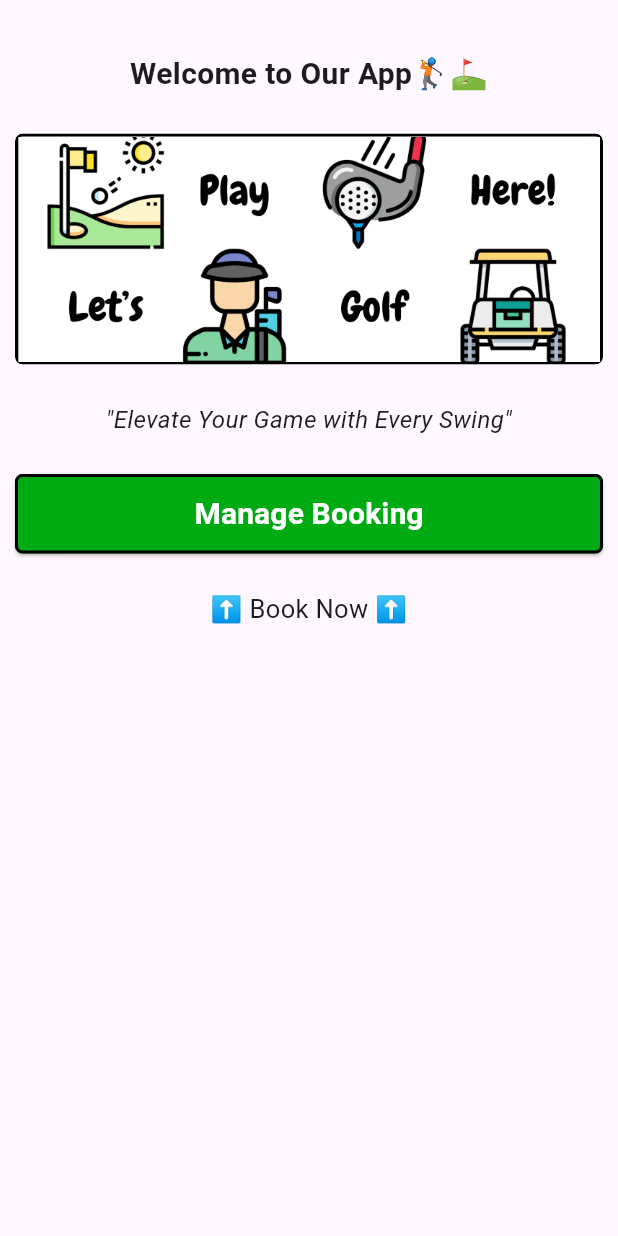
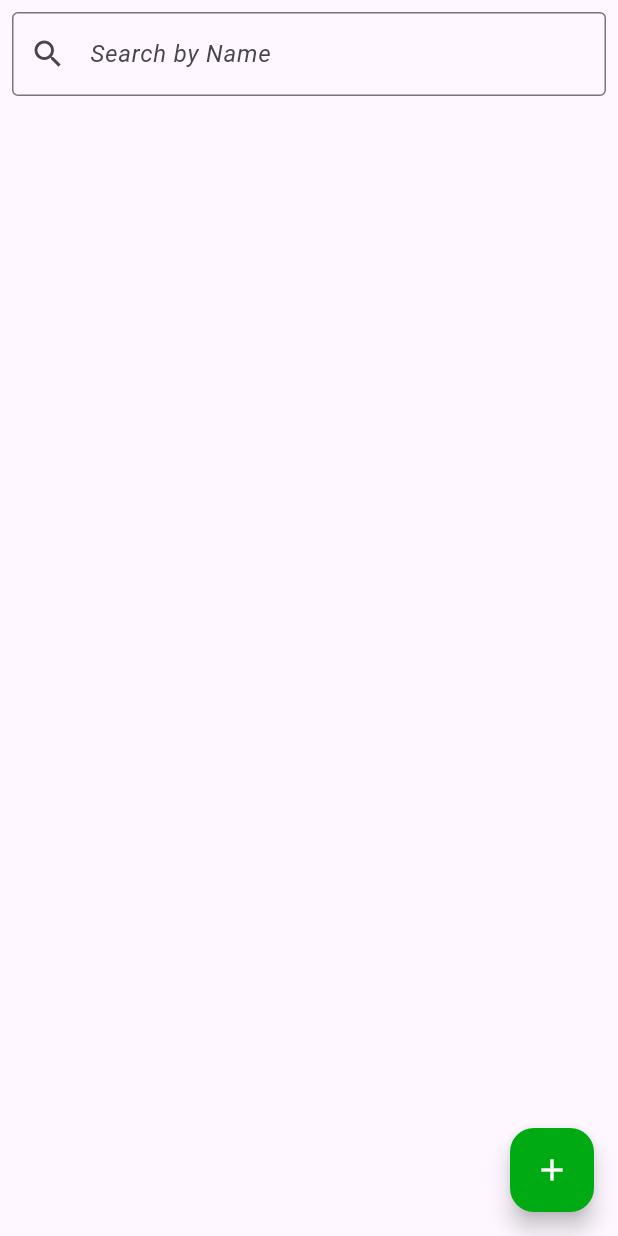
Before and after one commit to irsanachmad21/golf-app, a Flutter app: the Home screen opened directly, on a phone screen of 412 x 824 dp. Run offline on Flutter 3.47's test engine with Material 3 defaults, Android fonts, the phone set to English and light mode, and no system bars; our stand-ins replace shared_preferences, sqflite; accounts and stored records are empty.

Commit message:
Add files via upload

```diff
--- a/lib/views/home.dart
+++ b/lib/views/home.dart
@@ -1,90 +1,232 @@
+// ignore_for_file: deprecated_member_use
+
 import 'package:flutter/material.dart';
+import 'package:golf_app/views/entry_form.dart';
+import 'package:golf_app/models/golf.dart';
 import 'package:golf_app/helpers/dbhelper.dart';
-import 'package:golf_app/models/golf.dart';
-import 'package:golf_app/views/book_list.dart';
-import 'package:golf_app/views/product.dart';
 import 'package:sqflite/sqflite.dart';
 import 'dart:async';
 
-class Home extends StatelessWidget {
-  const Home({super.key});
+class Home extends StatefulWidget {
+  Home({super.key});
+
+  @override
+  State<Home> createState() => _HomeState();
+}
+
+class _HomeState extends State<Home> {
+  DbHelper dbHelper = DbHelper();
+  int count = 0;
+  List<Golf> golfList = [];
+  List<Golf> filteredGolfList = [];
+  String searchQuery = '';
+  FocusNode searchFocusNode = FocusNode();
+
+  @override
+  void initState() {
+    super.initState();
+    updateListView();
+
+    searchFocusNode.addListener(() {
+      if (!searchFocusNode.hasFocus) {
+        setState(() {
+          searchQuery = '';
+          filteredGolfList =
+              golfList;
+          count = filteredGolfList.length;
+        });
+      }
+    });
+  }
+
+  @override
+  void dispose() {
+    searchFocusNode.dispose();
+    super.dispose();
+  }
 
   @override
   Widget build(BuildContext context) {
-    return Scaffold(
-      body: Center(
-        child: Container(
-          margin: EdgeInsets.all(10),
-          child: ListView(
-            padding: EdgeInsets.zero,
-            children: [
-              SizedBox(height: 25),
-              Text(
-                'Welcome to Our App🏌️⛳️',
-                style: TextStyle(fontSize: 20, fontWeight: FontWeight.bold),
-                textAlign: TextAlign.center,
+    return WillPopScope(
+      onWillPop: () async {
+        if (searchFocusNode.hasFocus) {
+          searchFocusNode.unfocus();
+          return false;
+        }
+        return true;
+      },
+      child: Scaffold(
+        body: Column(
+          children: [
+            Padding(
+              padding: const EdgeInsets.all(8.0),
+              child: TextField(
+                focusNode: searchFocusNode,
+                decoration: InputDecoration(
+                  labelText: 'Search by Name',
+                  labelStyle: TextStyle(fontStyle: FontStyle.italic),
+                  border: OutlineInputBorder(),
+                  prefixIcon: Icon(Icons.search),
+                ),
+                onChanged: (value) {
+                  setState(() {
+                    searchQuery = value;
+                    filteredGolfList = golfList
+                        .where((golf) => golf.nama
+                            .toLowerCase()
+                            .contains(searchQuery.toLowerCase()))
+                        .toList();
+                    count = filteredGolfList.length;
+                  });
+                },
               ),
-              SizedBox(height: 25),
-              ClipRRect(
-                borderRadius: BorderRadius.circular(5),
-                child: Container(
-                  decoration: BoxDecoration(
-                    border: Border.all(
-                      color: Colors
-                          .black,
-                      width: 2.0,
-                    ),
-                    borderRadius: BorderRadius.circular(5),
-                  ),
-                  child: Image.asset(
-                    'assets/img/home.png',
-                    fit: BoxFit.cover,
-                    width: 150,
-                    height: 150,
-                  ),
-                ),
+            ),
+            Expanded(
+              child: createListView(),
+            ),
+          ],
+        ),
+        floatingActionButton: FloatingActionButton(
+          child: Icon(
+            Icons.add,
+            color: Colors.white,
+          ),
+          backgroundColor: Color(0xFF00AA13),
+          tooltip: 'Add Booking',
+          onPressed: () async {
+            var golf = await navigateToEntryForm(
+              context,
+              Golf(
+                nama: '',
+                tanggal: '',
+                jam: '',
+                noTelp: '',
+                email: '',
+                alamat: '',
+                drivingRange: '',
+                ballsValue: '',
+                tipeLapangan: '',
+                metodePembayaran: '',
               ),
-              SizedBox(height: 25),
-              Text(
-                '"Elevate Your Game with Every Swing"',
-                style: TextStyle(fontSize: 16, fontStyle: FontStyle.italic),
-                textAlign: TextAlign.center,
-              ),
-              SizedBox(height: 25),
-              ElevatedButton(
-                onPressed: () {
-                  Navigator.push(
-                    context,
-                    MaterialPageRoute(builder: (context) => BookList()),
-                  );
-                },
-                child: Text(
-                  'Manage Booking',
-                  style: TextStyle(
-                      fontSize: 20,
-                      fontWeight: FontWeight.bold,
-                      color: Colors.white),
-                ),
-                style: ElevatedButton.styleFrom(
-                  backgroundColor: Color(0xff00AA13),
-                  padding: EdgeInsets.symmetric(vertical: 12, horizontal: 20),
-                  side: BorderSide(color: Colors.black, width: 2.0),
-                  shape: RoundedRectangleBorder(
-                    borderRadius:
-                        BorderRadius.circular(5),
-                  ),
-                ),
-              ),
-              SizedBox(height: 25),
-              Text(
-                '⬆️ Book Now ⬆️',
-                style: TextStyle(fontSize: 17),
-                textAlign: TextAlign.center,
-              ),
-            ],
-          ),
+            );
+            if (golf != null) {
+              addBook(golf);
+            }
+          },
         ),
       ),
     );
   }
+
+  Future<Golf?> navigateToEntryForm(BuildContext context, Golf? golf) async {
+    var result = await Navigator.push(context,
+        MaterialPageRoute(builder: (BuildContext context) {
+      return EntryForm(golf);
+    }));
+    return result;
+  }
+
+  void addBook(Golf object) async {
+    int result = await dbHelper.insertGolf(object);
+    if (result != 0) {
+      updateListView();
+    }
+  }
+
+  void editBook(Golf object) async {
+    int result = await dbHelper.updateGolf(object);
+    if (result != 0) {
+      updateListView();
+    }
+  }
+
+  void deleteBook(int id) async {
+    int result = await dbHelper.deleteGolf(id);
+    if (result != 0) {
+      updateListView();
+    }
+  }
+
+  void updateListView() {
+    final Future<Database> dbFuture = dbHelper.initDb();
+    dbFuture.then((database) {
+      Future<List<Golf>> golfListFuture = dbHelper.getGolfList();
+      golfListFuture.then((golfList) {
+        setState(() {
+          this.golfList = golfList;
+          this.filteredGolfList =
+              golfList;
+          this.count = golfList.length;
+        });
+      });
+    });
+  }
+
+  ListView createListView() {
+    return ListView.builder(
+      itemCount: count,
+      itemBuilder: (BuildContext context, int index) {
+        return Card(
+          color: Colors.white,
+          elevation: 2.0,
+          margin: EdgeInsets.all(10),
+          child: ListTile(
+            leading: CircleAvatar(
+              backgroundColor: Color(0xFF00AA13),
+              child: Icon(
+                Icons.person,
+                color: Colors.white,
+              ),
+            ),
+            title: Text(
+              '${this.filteredGolfList[index].nama} - ${this.filteredGolfList[index].drivingRange}',
+              style: TextStyle(fontWeight: FontWeight.bold),
+            ),
+            subtitle: Text(
+                '${this.filteredGolfList[index].tanggal} - ${this.filteredGolfList[index].jam}'),
+            trailing: GestureDetector(
+              child: Icon(Icons.delete, color: Color(0xFFEE2737)),
+              onTap: () {
+                confirmDelete(filteredGolfList[index].id!);
+              },
+            ),
+            onTap: () async {
+              var golf = await navigateToEntryForm(
+                  context, this.filteredGolfList[index]);
+              if (golf != null) {
+                editBook(golf);
+              }
+            },
+          ),
+        );
+      },
+    );
+  }
+
+  void confirmDelete(int id) {
+    showDialog(
+      context: context,
+      builder: (BuildContext context) {
+        return AlertDialog(
+          title: Text("Konfirmasi Hapus"),
+          content: Text("Apakah Anda yakin ingin menghapus booking ini?"),
+          actions: [
+            TextButton(
+              child: Text("Batal"),
+              onPressed: () {
+                Navigator.of(context).pop();
+              },
+            ),
+            TextButton(
+              child: Text("Hapus"),
+              onPressed: () {
+                deleteBook(id);
+                Navigator.of(context).pop();
+              },
+            ),
+          ],
+        );
+      },
+    );
+  }
 }
```
